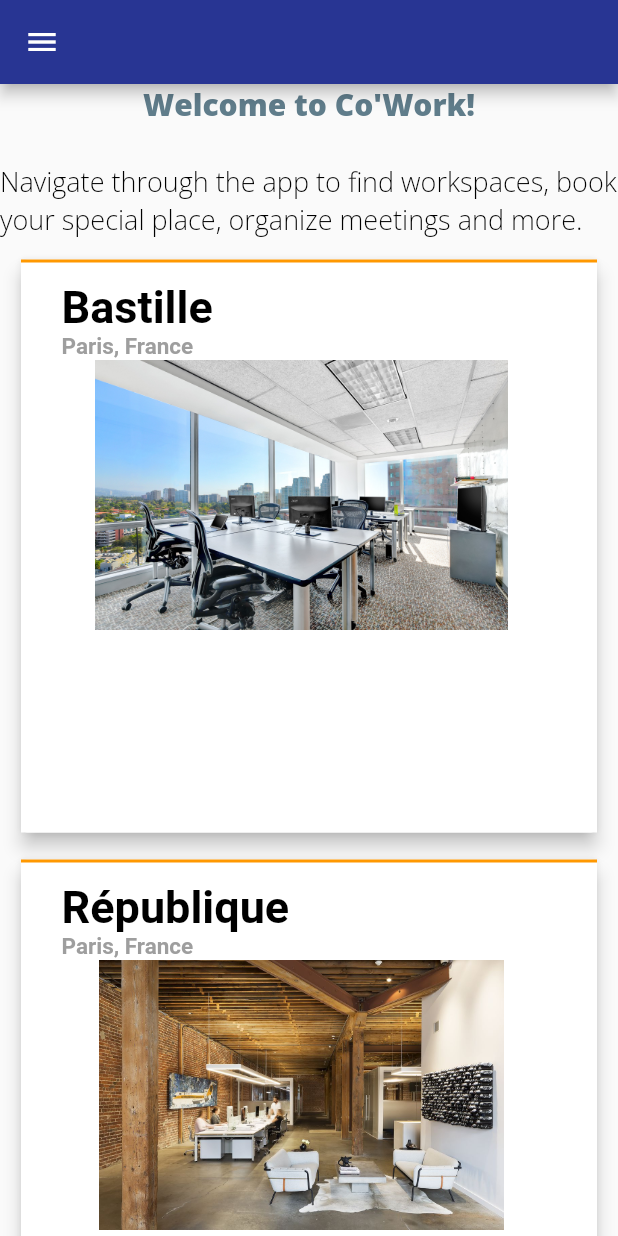
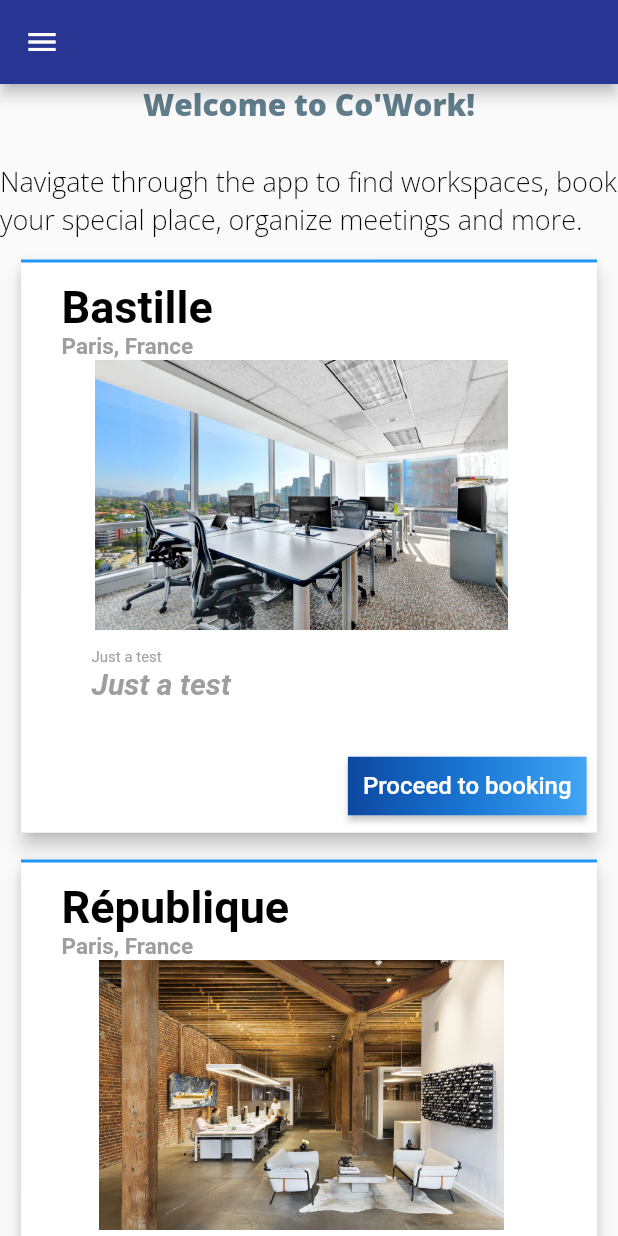
Before and after one commit to eboucher/Co-Work_mobile, a Flutter app: the Home screen opened directly with empty values, on a phone screen of 412 x 824 dp. Run offline on Flutter 3.47's test engine with Material 2 defaults, Android fonts, the phone set to English and light mode, and no system bars; our stand-ins replace flushbar, flutter_secure_storage, google_fonts, typicons_flutter; missing offline and left inert: crypto_font_icons; accounts and stored records are empty.

Commit message:
Fixed button layout

```diff
--- a/lib/data/locations.dart
+++ b/lib/data/locations.dart
@@ -11,7 +11,7 @@ class Locations {
       'WiFi': true,
       'mealTray': true,
       'unlimitedDrinks': false,
-      'iconColor': Colors.orange,
+      'iconColor': Colors.blue,
     },
     {
       '_id': '2',
@@ -22,7 +22,7 @@ class Locations {
       'WiFi': true,
       'mealTray': true,
       'unlimitedDrinks': false,
-      'iconColor': Colors.orange,
+      'iconColor': Colors.blue,
     },
     {
       '_id': '3',
@@ -33,7 +33,7 @@ class Locations {
       'WiFi': true,
       'mealTray': true,
       'unlimitedDrinks': false,
-      'iconColor': Colors.orange,
+      'iconColor': Colors.blue,
     },
     {
       '_id': '4',
@@ -44,7 +44,7 @@ class Locations {
       'WiFi': true,
       'mealTray': true,
       'unlimitedDrinks': false,
-      'iconColor': Colors.orange,
+      'iconColor': Colors.blue,
     },
     {
       '_id': '5',
@@ -55,7 +55,7 @@ class Locations {
       'WiFi': true,
       'mealTray': true,
       'unlimitedDrinks': false,
-      'iconColor': Colors.orange,
+      'iconColor': Colors.blue,
     },
     {
       '_id': '6',
@@ -66,7 +66,7 @@ class Locations {
       'WiFi': true,
       'mealTray': true,
       'unlimitedDrinks': false,
-      'iconColor': Colors.orange,
+      'iconColor': Colors.blue,
     }
   ];
 }
--- a/lib/screens/home.dart
+++ b/lib/screens/home.dart
@@ -104,12 +104,37 @@ class Home extends StatelessWidget {
                                                 Row(
                                                   crossAxisAlignment: CrossAxisAlignment.center,
                                                   children: <Widget>[
-                                                    //cryptoAmount(locations[index]),
-                                                    //cryptoAmount(locations[index]),
+                                                    addOns(locations[index]),
                                                     Spacer(),
                                                     //cryptoChange(locations[index]),
                                                   ],
-                                                )
+                                                ),
+                                                Spacer(),
+                                                Row(
+                                                  crossAxisAlignment: CrossAxisAlignment.start,
+                                                  children: <Widget>[
+                                                    Spacer(),
+                                                    RaisedButton(
+                                                      onPressed: () {},
+                                                      textColor: Colors.white,
+                                                      padding: const EdgeInsets.all(0.0),
+                                                      child: Container(
+                                                        decoration: const BoxDecoration(
+                                                          gradient: LinearGradient(
+                                                            colors: <Color>[
+                                                              Color(0xFF0D47A1),
+                                                              Color(0xFF1976D2),
+                                                              Color(0xFF42A5F5),
+                                                            ],
+                                                          ),
+                                                        ),
+                                                        padding: const EdgeInsets.all(10.0),
+                                                        child:
+                                                        const Text('Proceed to booking', style: TextStyle(fontSize: 16)),
+                                                      ),
+                                                    )
+                                                  ],
+                                                ),
                                               ],
                                             ),
                                         )
@@ -237,7 +262,9 @@ class Home extends StatelessWidget {
     );
   }
 
-  Widget cryptoAmount(location) {
+  Widget addOns(location) {
+    const IconData network_wifi = IconData(0xe8a6, fontFamily: 'MaterialIcons');
+
     return Align(
       alignment: Alignment.centerLeft,
       child: Padding(
@@ -247,14 +274,14 @@ class Home extends StatelessWidget {
             RichText(
               textAlign: TextAlign.left,
               text: TextSpan(
-                text: '\n${location['value']}',
+                text: '\nJust a test',
                 style: TextStyle(
                   color: Colors.grey,
-                  fontSize: 35,
+                  fontSize: 10,
                 ),
                 children: <TextSpan>[
                   TextSpan(
-                      text: '\n0.1349',
+                      text: '\nJust a test',
                       style: TextStyle(
                           color: Colors.grey,
                           fontStyle: FontStyle.italic,
```
Also changed, not shown: assets/Hz_cowork-3.jpg (renamed from assets/Hz_cowork-3.png), assets/Hz_cowork-4.jpg (renamed from assets/Hz_cowork-4.png), assets/coworking-3.jpg, assets/coworking-4.jpg.
